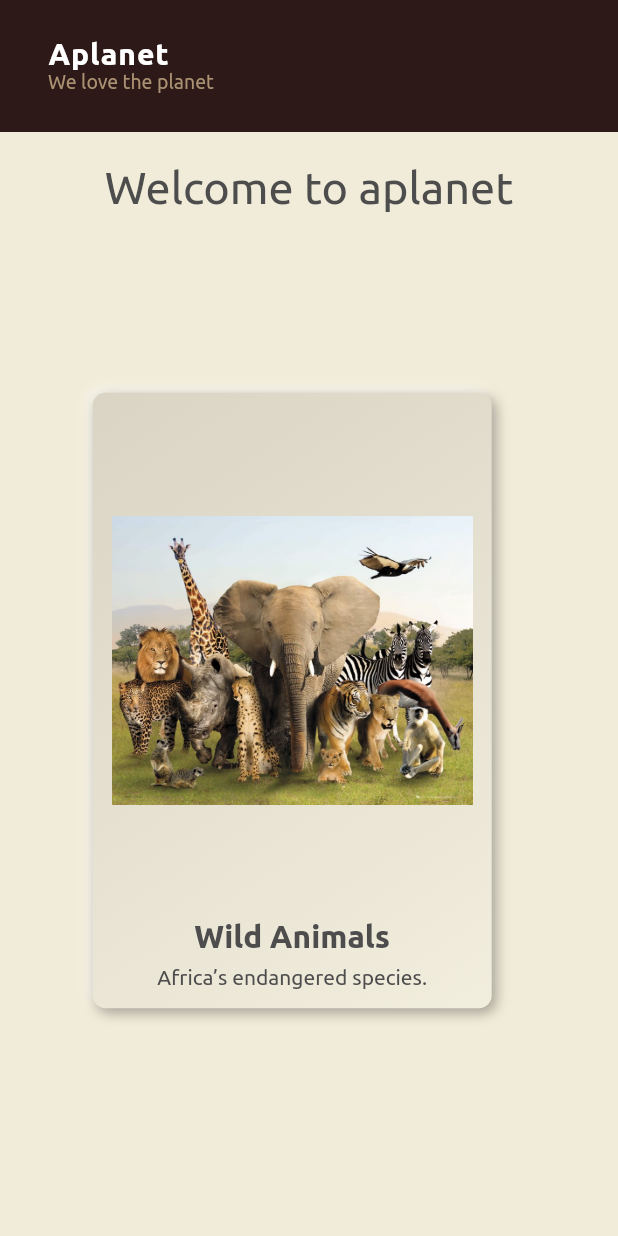
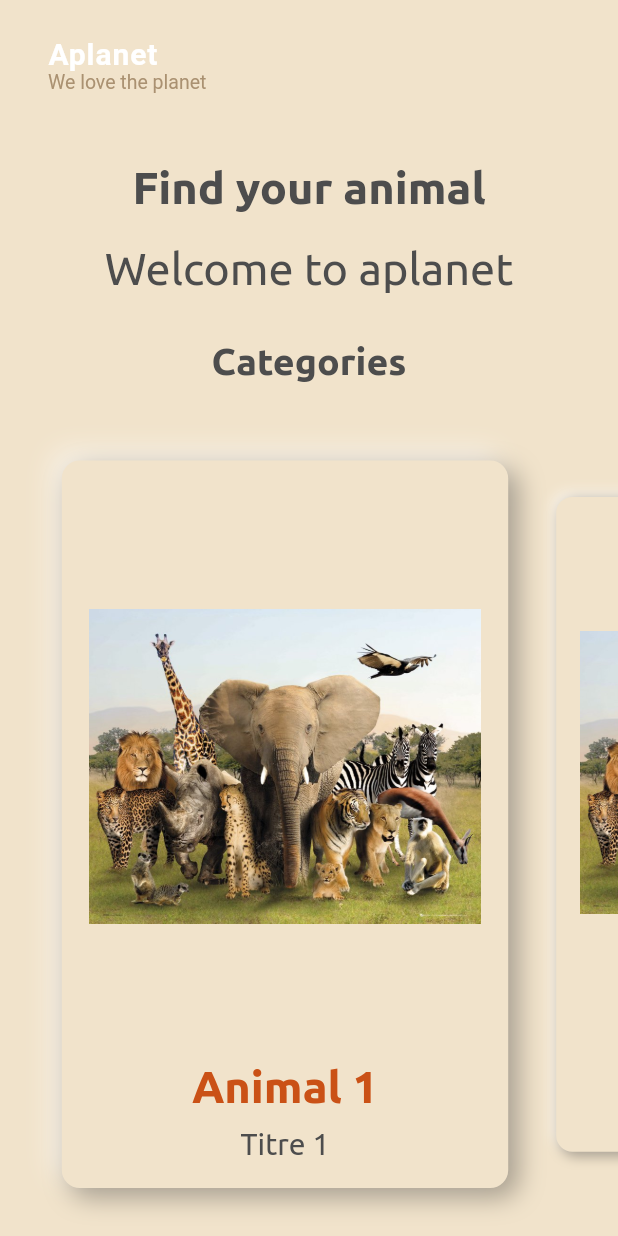
Before and after one commit to Donfreddy/animal_app, a Flutter app: the screen it shows after launch, on a phone screen of 412 x 824 dp. Run offline on Flutter 3.47's test engine with Material 2 defaults, Android fonts, the phone set to English and light mode, and no system bars; drawn by our look-alikes of flutter_neumorphic; our stand-ins replace font_awesome_flutter, package_info; project files that could hold a hidden picture were left out.

Commit message:
carousel added

```diff
--- /dev/null
+++ b/lib/models/animal.dart
@@ -0,0 +1,7 @@
+class Animal {
+  final String name;
+  final String title;
+  final String image;
+
+  Animal(this.name, this.title, this.image);
+}
--- a/lib/pages/home.dart
+++ b/lib/pages/home.dart
@@ -15,7 +15,7 @@ class _HomePageState extends State<HomePage> {
     return Scaffold(
       resizeToAvoidBottomPadding: false,
       endDrawer: HomeDrawer(),
-      backgroundColor: NeumorphicTheme.baseColor(context),
+      backgroundColor: vintageBg,
       appBar: NeumorphicAppBar(
         leading: null,
         automaticallyImplyLeading: false,
@@ -28,7 +28,6 @@ class _HomePageState extends State<HomePage> {
                 'Aplanet',
                 style: TextStyle(
                   fontSize: 20.0,
-                  fontFamily: 'ubuntu',
                   fontWeight: FontWeight.w700,
                   letterSpacing: .6,
                 ),
@@ -37,8 +36,7 @@ class _HomePageState extends State<HomePage> {
                 'We love the planet',
                 style: TextStyle(
                   fontSize: 13.0,
-                  fontFamily: 'ubuntu',
-                  color: subText,
+                  color: brownText,
                 ),
               ),
             ],
@@ -47,22 +45,43 @@ class _HomePageState extends State<HomePage> {
         //centerTitle: true,
       ),
       body: Container(
-        //width: screenWidth(context),
-        color: primary,
         child: Column(
           children: <Widget>[
             Padding(
               padding: EdgeInsets.only(left: 0, top: 20.0),
               child: Container(
-                child: Text('Welcome to aplanet',
-                    style: TextStyle(
-                        color: subTextColor,
-                        fontSize: 30.0,
-                        fontFamily: 'ubuntu')),
+                child: Text(
+                  'Find your animal',
+                  style: TextStyle(
+                      color: blackText,
+                      fontSize: 30.0,
+                      fontWeight: FontWeight.w600),
+                ),
               ),
             ),
+            Padding(
+              padding: EdgeInsets.only(left: 0, top: 20.0),
+              child: Container(
+                child: Text(
+                  'Welcome to aplanet',
+                  style: TextStyle(
+                    color: blackText,
+                    fontSize: 30.0,
+                  ),
+                ),
+              ),
+            ),
+            SizedBox(height: 30),
+            Text(
+              "Categories",
+              style: TextStyle(
+                color: blackText,
+                fontSize: 25,
+                fontWeight: FontWeight.w600,
+              ),
+            ),
+            SizedBox(height: 20),
             Carousel(),
-            SizedBox(height: 32.0)
           ],
         ),
       ),
--- a/lib/styles/style.dart
+++ b/lib/styles/style.dart
@@ -2,32 +2,50 @@ import 'package:flutter/material.dart';
 import 'package:flutter_neumorphic/flutter_neumorphic.dart';
 import 'package:font_awesome_flutter/font_awesome_flutter.dart';
 
-final Color primary = const Color(0xFFF1ECD9);
+final Color whiteText = const Color(0xFFFFFFFF).withOpacity(.8);
+final Color brownText = const Color(0xffAA9171);
+final Color blackText = const Color(0xff4D4D4D);
+final Color orangeText = const Color(0xFFCA5116);
+
+final Color vintageBg = const Color(0xFFF1E3CB);
+final Color brownBg = const Color(0xFF581C0C);
+
+
+/* final Color primary = const Color(0xFFF1ECD9);
+final Color skin = const Color(0xFFF9B384);
 final Color secondary = const Color(0xFFC07D2A);
-final Color textColor = const Color(0xffcccccc);
-final Color subTextColor = const Color(0xff4D4D4D);
-final Color subText = const Color(0xffAA9171);
-final Color bgColor = const Color(0xFF2C1918);
+final Color dark = const Color(0xFF393e46); */
 
 //--------------------------- Neumorphic Theme data ----------------------------
 
 NeumorphicThemeData getTheme() {
   return NeumorphicThemeData(
-      defaultTextColor: textColor,
-      baseColor: bgColor,
-      accentColor: bgColor,
-      intensity: 0.6,
-      depth: 3,
-      appBarTheme: appBarTheme());
+    defaultTextColor: whiteText,
+    baseColor: brownBg,
+    //accentColor: brownBg,
+    intensity: 0.6,
+    depth: 3,
+    appBarTheme: appBarTheme(),
+    textTheme: TextTheme(
+      body1: TextStyle(
+        color: whiteText,
+        fontFamily: 'ubuntu',
+      ),
+    ),
+  );
 }
 
 NeumorphicAppBarThemeData appBarTheme() {
   return NeumorphicAppBarThemeData(
     buttonPadding: const EdgeInsets.all(14.0),
     buttonStyle: const NeumorphicStyle(boxShape: NeumorphicBoxShape.circle()),
-    color: bgColor,
+    color: brownBg,
+    textStyle: TextStyle(
+      color: whiteText,
+      fontFamily: 'ubuntu',
+    ),
     iconTheme: IconThemeData(
-      color: textColor,
+      color: whiteText,
     ),
     icons: NeumorphicAppBarIcons(
       backIcon: Icon(FontAwesomeIcons.chevronLeft),
--- a/lib/widgets/carousel.dart
+++ b/lib/widgets/carousel.dart
@@ -1,6 +1,10 @@
+import 'dart:math';
+
+import 'package:animal_app/models/animal.dart';
 import 'package:animal_app/styles/style.dart';
 import 'package:flutter/material.dart';
 import 'package:flutter_neumorphic/flutter_neumorphic.dart';
+import 'package:provider/provider.dart';
 // import 'package:provider/provider.dart';
 
 class Carousel extends StatefulWidget {
@@ -9,6 +13,14 @@ class Carousel extends StatefulWidget {
 }
 
 class _CarouselState extends State<Carousel> {
+  final List<Animal> _animalList = [
+    new Animal('Animal 1', 'Titre 1', 'assets/images/wild_animals.jpeg'),
+    new Animal('Animal 2', 'Titre 2', 'assets/images/wild_animals.jpeg'),
+    new Animal('Animal 3', 'Titre 3', 'assets/images/wild_animals.jpeg'),
+    new Animal('Animal 4', 'Titre 4', 'assets/images/wild_animals.jpeg'),
+    new Animal('Animal 5', 'Titre 5', 'assets/images/wild_animals.jpeg'),
+  ];
+
   final PageController _pageController =
       PageController(initialPage: 0, viewportFraction: 0.8);
 
@@ -19,31 +31,68 @@ class _CarouselState extends State<Carousel> {
 
   double page = 0;
 
+  bool _handlePageNotification(ScrollNotification notification) {
+    if (notification.depth == 0 && notification is ScrollUpdateNotification) {
+      setState(() {
+        page = _pageController.page;
+      });
+    }
+    return false;
+  }
+
   @override
   Widget build(BuildContext context) {
     return Expanded(
-      child: Transform.scale(
-        scale: .7,
-        //alignment: Alignment.centerLeft,
+      child: PageView.builder(
+        scrollDirection: Axis.horizontal,
+        physics: const BouncingScrollPhysics(),
+        controller: _pageController,
+        itemCount: _animalList.length,
+        itemBuilder: (context, index) {
+          final scale = max(scaleFraction, (fullScale - (index - page).abs()));
+          final depth = max(scaleDepth, (fullScale - (index - page).abs()));
+
+          return AnimalCard(_animalList[index], scale, depth);
+        },
+      ),
+    );
+  }
+}
+
+class AnimalCard extends StatelessWidget {
+  final Animal animal;
+  final double scale;
+  final double scaleDepth;
+  const AnimalCard(this.animal, this.scale, this.scaleDepth, {Key key})
+      : super(key: key);
+
+  @override
+  Widget build(BuildContext context) {
+    return Transform.scale(
+      scale: scale,
+      alignment: Alignment.centerLeft,
       child: Neumorphic(
-          padding: EdgeInsets.all(18.0),
+        padding: const EdgeInsets.all(18.0),
         margin: EdgeInsets.fromLTRB(0, 32, 32, 32),
         style: NeumorphicStyle(
-            shape: NeumorphicShape.concave,
-            color: primary,
-            //depth: NeumorphicTheme.depth(context) * 2 * scaleDepth,
-            depth: 8.0,
+          color: vintageBg,
+          depth: NeumorphicTheme.depth(context) * 4 * scaleDepth,
           boxShape: NeumorphicBoxShape.roundRect(BorderRadius.circular(12.0)),
         ),
         child: GestureDetector(
           behavior: HitTestBehavior.opaque,
-            onTap: () {},
+          onTap: () {
+            /*  Navigator.pushNamed(context, '/category',
+                arguments: MainPageArguments(
+                    category: category,
+                    cardPosition: CardPosition.getPosition(context))); */
+          },
           child: Column(
             crossAxisAlignment: CrossAxisAlignment.center,
             children: <Widget>[
               Expanded(
                 child: Image.asset(
-                    "assets/images/wild_animals.jpeg",
+                  animal.image,
                   width: screenWidth(context),
                   fit: BoxFit.fitWidth,
                 ),
@@ -51,12 +100,12 @@ class _CarouselState extends State<Carousel> {
               Padding(
                 padding: EdgeInsets.only(top: 10.0),
                 child: Text(
-                    'Wild Animals',
+                  animal.name,
                   style: TextStyle(
                     fontSize: 30.0,
-                        color: subTextColor,
+                    color: orangeText,
                     fontWeight: FontWeight.w700,
-                        fontFamily: 'ubuntu'),
+                  ),
                   softWrap: false,
                   overflow: TextOverflow.ellipsis,
                 ),
@@ -64,11 +113,11 @@ class _CarouselState extends State<Carousel> {
               Padding(
                 padding: EdgeInsets.only(top: 10.0),
                 child: Text(
-                    'Africa’s endangered species.',
+                  animal.title,
                   style: TextStyle(
                     fontSize: 20.0,
-                        color: subTextColor,
-                        fontFamily: 'ubuntu'),
+                    color: blackText,
+                  ),
                   //softWrap: false,
                   //overflow: TextOverflow.fade,
                 ),
@@ -77,7 +126,6 @@ class _CarouselState extends State<Carousel> {
           ),
         ),
       ),
-      ),
     );
   }
 }
```
Also changed, not shown: lib/pages/home_drawer.dart (+51 -19 lines), assets/icons/ic_launcher.png (added). Lines whose indentation alone changed are shown as unchanged.
